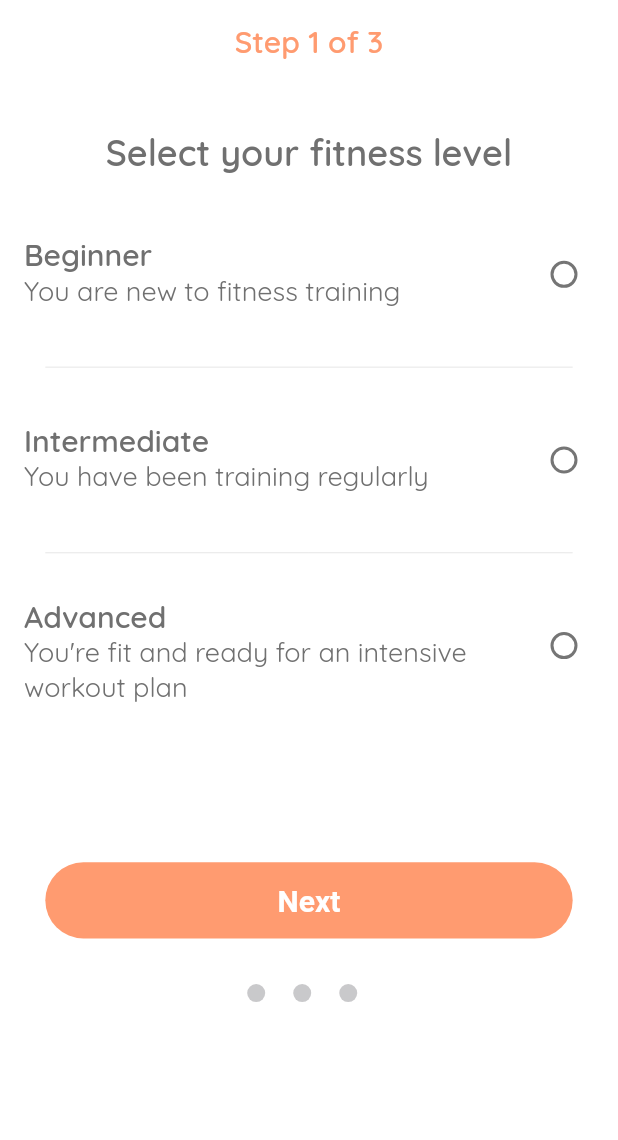
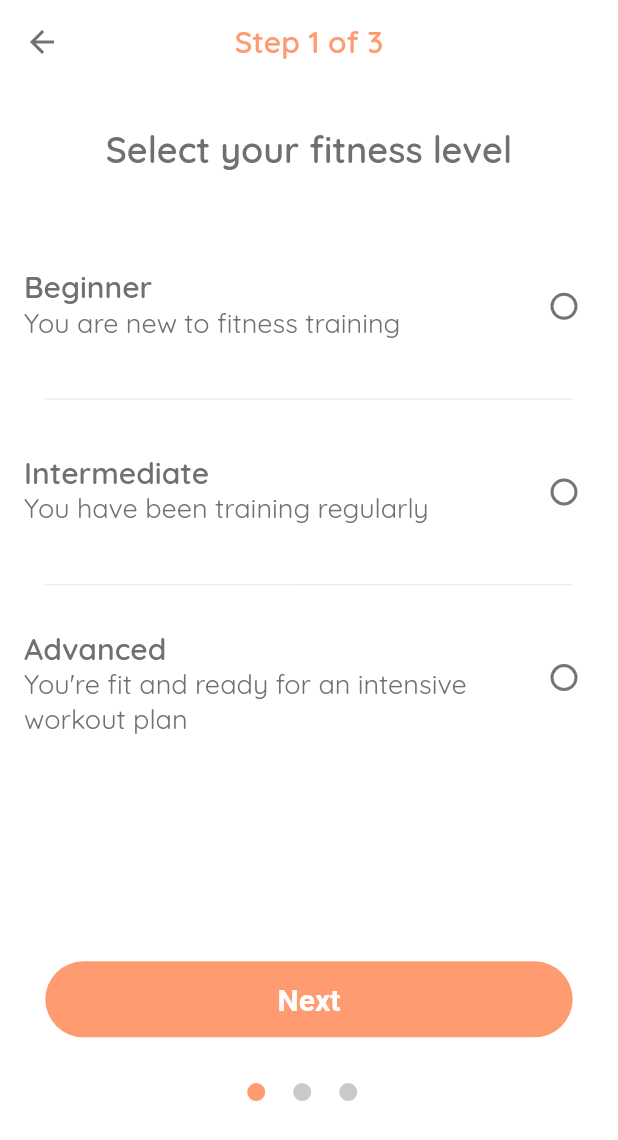
Before and after one commit to ShohruhSharipov1106/cafit, a Flutter app: the Step2Page screen opened directly, on a phone screen of 412 x 824 dp. Shown: the top 1140 px of the screen. Run offline on Flutter 3.47's test engine with Material 2 defaults, Android fonts, the phone set to English and light mode, and no system bars; our stand-ins replace flutter_neumorphic, flutter_svg, get_storage, introduction_screen, sizer; accounts and stored records are empty.

Commit message:
welcome page 2 page finished

```diff
--- a/lib/constants/imports.dart
+++ b/lib/constants/imports.dart
@@ -3,3 +3,6 @@ export 'package:flutter/material.dart';
 export 'package:introduction_screen/introduction_screen.dart';
 export 'package:sizer/sizer.dart';
 export 'package:cafit/constants/colors.dart';
+export 'package:get_storage/get_storage.dart';
+export 'package:provider/provider.dart';
+export 'package:cafit/providers/welcome_provider.dart';
--- a/lib/providers/welcome_provider.dart
+++ b/lib/providers/welcome_provider.dart
@@ -1,7 +1,7 @@
 import 'package:cafit/constants/imports.dart';
 
 class WelcomeProvider extends ChangeNotifier {
-  int step = 1;
+  int step = 0;
   incrementStep() {
     step < 3 ? step += 1 : step = 3;
     notifyListeners();
--- /dev/null
+++ b/lib/screens/onboarding/components/image_lists.dart
@@ -0,0 +1,5 @@
+List<String> onBoardingList = [
+  "assets/images/onbarding/Onboarding1.svg",
+  "assets/images/onbarding/Onboarding2.svg",
+  "assets/images/onbarding/Onboarding3.svg",
+];
--- a/lib/screens/welcome/step_2_page.dart
+++ b/lib/screens/welcome/step_2_page.dart
@@ -1,5 +1,4 @@
 import 'dart:ui';
-
 
 import 'package:cafit/constants/imports.dart';
 import 'package:cafit/constants/sizer.dart';
@@ -16,17 +15,16 @@ class Step2Page extends StatefulWidget {
 }
 
 class _Step2PageState extends State<Step2Page> {
-
   @override
   Widget build(BuildContext context) {
     return Scaffold(
-      appBar: welcomeAppBar(),
+      appBar: welcomeAppBar(context),
       body: Column(
         children: [
           Padding(
             padding: EdgeInsets.symmetric(
               horizontal: kWidth(50.0).w,
-              vertical: kHeight(30.0).h,
+              vertical: kHeight(28.0).h,
             ),
             child: Text(
               "Select your fitness level",
@@ -36,13 +34,12 @@ class _Step2PageState extends State<Step2Page> {
                   .copyWith(fontSize: 24.0),
             ),
           ),
-        const  RadiosList(),
-          const ElevatedButtonWidget(),
+          SizedBox(height: kHeight(25.0).h),
+          const RadiosList(),
+          ElevatedButtonWidget("Next"),
           const CircleIndex()
         ],
       ),
     );
   }
-
-
 }
--- a/lib/screens/welcome/step_3_page.dart
+++ b/lib/screens/welcome/step_3_page.dart
@@ -7,7 +7,7 @@ class Step3Page extends StatelessWidget {
   @override
   Widget build(BuildContext context) {
     return Scaffold(
-      appBar: welcomeAppBar(),
+      appBar: welcomeAppBar(context),
       body: Column(),
     );
   }
--- a/lib/screens/welcome/widgets/circle_index.dart
+++ b/lib/screens/welcome/widgets/circle_index.dart
@@ -1,4 +1,3 @@
-import 'package:cafit/constants/colors.dart';
 import 'package:cafit/constants/imports.dart';
 import 'package:cafit/constants/sizer.dart';
 
@@ -15,22 +14,31 @@ class CircleIndex extends StatelessWidget {
       child: SizedBox(
         child: Row(
           children: [
-            _circles(),
+            _circles(
+                iconColor: context.watch<WelcomeProvider>().step == 0
+                    ? kMainColor
+                    : kInactiveColor),
             Padding(
               padding: EdgeInsets.symmetric(
                 horizontal: kWidth(17.0).w,
               ),
-              child: _circles(),
+              child: _circles(
+                  iconColor: context.watch<WelcomeProvider>().step == 1
+                      ? kMainColor
+                      : kInactiveColor),
             ),
-            _circles(),
+            _circles(
+                iconColor: context.watch<WelcomeProvider>().step == 2
+                    ? kMainColor
+                    : kInactiveColor),
           ],
         ),
       ),
     );
   }
 
-  CircleAvatar _circles() => CircleAvatar(
+  CircleAvatar _circles({Color iconColor = kInactiveColor}) => CircleAvatar(
         radius: 6.0,
-        backgroundColor: kInactiveColor,
+        backgroundColor: iconColor,
       );
 }
--- a/lib/screens/welcome/widgets/elevated_button.dart
+++ b/lib/screens/welcome/widgets/elevated_button.dart
@@ -1,17 +1,32 @@
 import 'package:cafit/constants/imports.dart';
 import 'package:cafit/constants/sizer.dart';
+import 'package:cafit/screens/welcome/step_2_page.dart';
+import 'package:cafit/screens/welcome/step_3_page.dart';
 
 class ElevatedButtonWidget extends StatelessWidget {
-  const ElevatedButtonWidget({Key? key}) : super(key: key);
+  String buttontext;
+
+  ElevatedButtonWidget(this.buttontext);
 
   @override
   Widget build(BuildContext context) {
     return ElevatedButton(
-      child: const Text("Next"),
-      style: ElevatedButton.styleFrom(
-        fixedSize: Size(kWidth(320.0).w, kHeight(50.0).h),
-      ),
-      onPressed: () {},
-    );
+        child: Text(buttontext),
+        style: ElevatedButton.styleFrom(
+          fixedSize: Size(kWidth(320.0).w, kHeight(50.0).h),
+        ),
+        onPressed: () {
+          context.read<WelcomeProvider>().incrementStep();
+          Navigator.pushAndRemoveUntil(
+              context,
+              MaterialPageRoute(
+                builder: (_) => context.watch<WelcomeProvider>().step == 1
+                    ? const Step2Page()
+                    : (context.watch<WelcomeProvider>().step == 2
+                        ? const Step3Page()
+                        : const HomePage()),
+              ),
+              (route) => false);
+        });
   }
 }
--- a/lib/screens/welcome/widgets/radios_list.dart
+++ b/lib/screens/welcome/widgets/radios_list.dart
@@ -1,6 +1,5 @@
 import 'package:cafit/constants/imports.dart';
 import 'package:cafit/constants/sizer.dart';
-import 'package:gap/gap.dart';
 
 class RadiosList extends StatefulWidget {
   const RadiosList({Key? key}) : super(key: key);
@@ -16,85 +15,59 @@ class _RadiosListState extends State<RadiosList> {
   Widget build(BuildContext context) {
     return Column(
       children: [
-        RadioListTile(
-          value: 1,
+        _radio(
+          context,
+          1,
+          "Beginner",
+          "You are new to fitness training",
+        ),
+        _divider(),
+        _radio(
+          context,
+          2,
+          "Intermediate",
+          "You have been training regularly",
+        ),
+        _divider(),
+        _radio(
+          context,
+          3,
+          "Advanced",
+          "You're fit and ready for an intensive\nworkout plan",
+        ),
+        SizedBox(height: kHeight(144.0).h),
+      ],
+    );
+  }
+
+  RadioListTile<int> _radio(
+    BuildContext context,
+    int val,
+    String title,
+    String subtitle,
+  ) {
+    return RadioListTile(
+      value: val,
       groupValue: fitnessLevel,
       onChanged: (value) {
-            fitnessLevel = 1;
+        fitnessLevel = val;
         setState(() {});
       },
       title: Text(
-            "Beginner",
-            style: Theme.of(context)
-                .textTheme
-                .titleMedium!
-                .copyWith(fontSize: 20.0),
+        title,
+        style:
+            Theme.of(context).textTheme.titleMedium!.copyWith(fontSize: 20.0),
       ),
       subtitle: Text(
-            "You are new to fitness training",
+        subtitle,
         style: TextStyle(
           fontSize: 18.0,
           fontWeight: FontWeight.w400,
-              color: fitnessLevel == 1 ? kMainColor : kGreyBackground,
+          color: fitnessLevel == val ? kMainColor : kGreyBackground,
         ),
       ),
       activeColor: kMainColor,
       controlAffinity: ListTileControlAffinity.trailing,
-        ),
-        _divider(),
-        RadioListTile(
-          value: 2,
-          groupValue: fitnessLevel,
-          onChanged: (value) {
-            fitnessLevel = 2;
-            setState(() {});
-          },
-          title: Text(
-            "Intermediate",
-            style: Theme.of(context)
-                .textTheme
-                .titleMedium!
-                .copyWith(fontSize: 20.0),
-          ),
-          subtitle: Text(
-            "You have been training regularly",
-            style: TextStyle(
-              fontSize: 18.0,
-              fontWeight: FontWeight.w400,
-              color:fitnessLevel == 2 ? kMainColor : kGreyBackground,
-            ),
-          ),
-          activeColor: kMainColor,
-          controlAffinity: ListTileControlAffinity.trailing,
-        ),
-        _divider(),
-        RadioListTile(
-          value: 3,
-          groupValue: fitnessLevel,
-          onChanged: (value) {
-            fitnessLevel = 3;
-            setState(() {});
-          },
-          title: Text(
-            "Advanced",
-            style: Theme.of(context)
-                .textTheme
-                .titleMedium!
-                .copyWith(fontSize: 20.0),
-          ),
-          subtitle: Text(
-            "You're fit and ready for an intensive\nworkout plan",
-            style: TextStyle(
-              fontSize: 18.0,
-              fontWeight: FontWeight.w400,
-              color: fitnessLevel == 3 ? kMainColor : kGreyBackground,
-            ),
-          ),
-          activeColor: kMainColor,
-          controlAffinity: ListTileControlAffinity.trailing,
-        ),
-        Gap(kHeight(100.0).h),
-      ],
     );
   }
 
--- a/lib/screens/welcome/widgets/welcome_app_bar.dart
+++ b/lib/screens/welcome/widgets/welcome_app_bar.dart
@@ -1,5 +1,13 @@
 import 'package:cafit/constants/imports.dart';
 
-AppBar welcomeAppBar() => AppBar(
-      title: const Text("Step 1 of 3"),
+AppBar welcomeAppBar(
+  BuildContext context,
+) =>
+    AppBar(
+      leading: context.watch<WelcomeProvider>().step != 1
+          ? const BackButton(
+              color: kGreyBackground,
+            )
+          : const SizedBox(),
+      title: Text("Step ${context.watch<WelcomeProvider>().step + 1} of 3"),
     );
--- a/pubspec.yaml
+++ b/pubspec.yaml
@@ -39,7 +39,6 @@ dependencies:
   provider: ^6.0.2
   flutter_svg: ^1.0.3
   sizer: ^2.0.15
-  gap: ^2.0.0
   flutter_neumorphic: ^3.2.0
 
 dev_dependencies:
@@ -66,7 +65,7 @@ flutter:
 
   # To add assets to your application, add an assets section, like this:
   assets:
-    - assets/images/
+    - assets/images/onbarding/
     - assets/icons/
 
   # An image asset can refer to one or more resolution-specific "variants", see
```
Also changed, not shown: lib/main.dart (+17 -4 lines), lib/screens/onboarding/onboarding_page.dart (+59 -0 lines), lib/screens/onboarding/page_view_model_page.dart (deleted, +0 -12 lines), lib/screens/welcome/step_1_page.dart (+20 -1 lines), assets/images/onbarding/Onboarding1.svg (added), assets/images/onbarding/Onboarding2.svg (added), assets/images/onbarding/Onboarding3.svg (added), pubspec.lock. Lines whose indentation alone changed are shown as unchanged.
